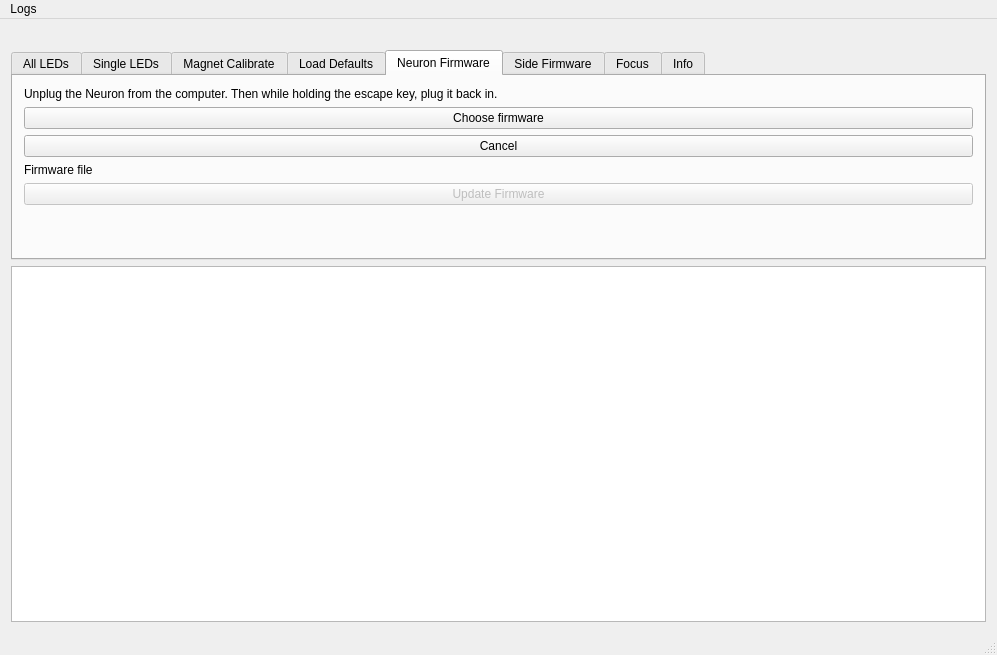
Dygmalab/assembly_tests, file combined_tests/mainwindow.ui: the form before one commit.
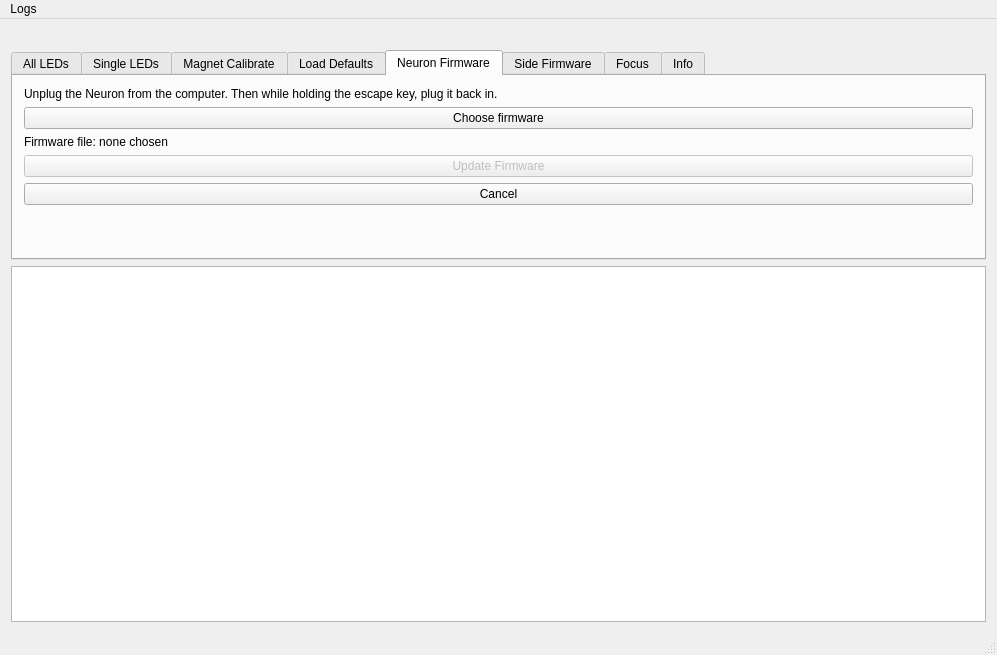
The form after the commit. Icons and pictures are not drawn.

Commit message: reorder cancel button, and check for bootloader port after flashing

Diff of the .ui file:
```diff
--- a/combined_tests/mainwindow.ui
+++ b/combined_tests/mainwindow.ui
@@ -248,17 +248,10 @@
               </property>
              </widget>
             </item>
-            <item>
-             <widget class="QPushButton" name="firmware_cancel">
-              <property name="text">
-               <string>Cancel</string>
-              </property>
-             </widget>
-            </item>
             <item>
              <widget class="QLabel" name="firmware_filename">
               <property name="text">
-               <string>Firmware file</string>
+               <string>Firmware file: none chosen</string>
               </property>
              </widget>
             </item>
@@ -272,6 +265,13 @@
               </property>
              </widget>
             </item>
+            <item>
+             <widget class="QPushButton" name="firmware_cancel">
+              <property name="text">
+               <string>Cancel</string>
+              </property>
+             </widget>
+            </item>
             <item>
              <spacer name="verticalSpacer_4">
               <property name="orientation">
```
The commit also changes 3 other files.
